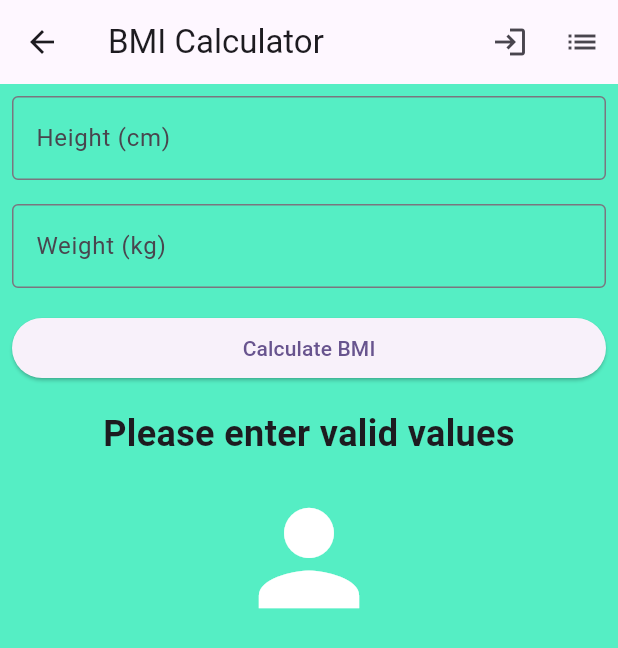
After one commit to SRP02/Belajar_Dicubit, a Flutter app: the BMICalculator screen opened by its route, on a phone screen of 412 x 824 dp. The commit adds this screen. Shown: the top 648 px of the screen. Run offline on Flutter 3.47's test engine with Material 3 defaults, Android fonts, the phone set to English and light mode, and no system bars; our stand-ins replace bloc, flutter_bloc.

Commit message:
Feat:[MAF] kalkulator bmi

```diff
--- /dev/null
+++ b/lib/bmi_cubit/bmi_calculator.dart
@@ -0,0 +1,124 @@
+import 'package:flutter/material.dart';
+
+class BMICalculator extends StatefulWidget {
+  const BMICalculator({super.key});
+
+  @override
+  _BMICalculatorState createState() => _BMICalculatorState();
+}
+
+class _BMICalculatorState extends State<BMICalculator> {
+  final TextEditingController heightController = TextEditingController();
+  final TextEditingController weightController = TextEditingController();
+  String? bmiResult;
+  String? bmiCategory;
+
+  void calculateBMI() {
+    final height = double.tryParse(heightController.text);
+    final weight = double.tryParse(weightController.text);
+
+    if (height != null && weight != null && height > 0 && weight > 0) {
+      double bmi = weight / ((height / 100) * (height / 100));
+      setState(() {
+        bmiResult = 'Your BMI is ${bmi.toStringAsFixed(2)}';
+        bmiCategory = _getBMICategory(bmi);
+      });
+    } else {
+      setState(() {
+        bmiResult = null;
+        bmiCategory = null;
+      });
+    }
+  }
+
+  String _getBMICategory(double bmi) {
+    if (bmi < 18.5) {
+      return 'Underweight';
+    } else if (bmi >= 18.5 && bmi < 24.9) {
+      return 'Normal weight';
+    } else if (bmi >= 25 && bmi < 29.9) {
+      return 'Overweight';
+    } else {
+      return 'Obesity';
+    }
+  }
+
+  @override
+  Widget build(BuildContext context) {
+    return Scaffold(
+      appBar: AppBar(
+        title: const Text('BMI Calculator'),
+        actions: [
+          IconButton(
+            icon: const Icon(Icons.login),
+            onPressed: () {
+              Navigator.pushNamed(context, '/login');
+            },
+          ),
+          IconButton(
+            icon: const Icon(Icons.list),
+            onPressed: () {
+              Navigator.pushNamed(context, '/student_list');
+            },
+          ),
+        ],
+      ),
+      backgroundColor: Color(0xFF55EEC4),
+      body: Padding(
+        padding: const EdgeInsets.all(8.0),
+        child: Column(
+          crossAxisAlignment: CrossAxisAlignment.stretch,
+          children: [
+            TextField(
+              controller: heightController,
+              keyboardType: TextInputType.number,
+              decoration: const InputDecoration(
+                labelText: 'Height (cm)',
+                border: OutlineInputBorder(),
+              ),
+            ),
+            const SizedBox(height: 16),
+            TextField(
+              controller: weightController,
+              keyboardType: TextInputType.number,
+              decoration: const InputDecoration(
+                labelText: 'Weight (kg)',
+                border: OutlineInputBorder(),
+              ),
+            ),
+            const SizedBox(height: 16),
+            ElevatedButton(
+              onPressed: calculateBMI,
+              child: const Text('Calculate BMI'),
+            ),
+            const SizedBox(height: 16),
+            Text(
+              bmiResult ?? 'Please enter valid values',
+              textAlign: TextAlign.center,
+              style: const TextStyle(
+                fontSize: 24,
+                fontWeight: FontWeight.bold,
+              ),
+            ),
+            const SizedBox(height: 16),
+            Icon(
+              Icons.person,
+              size: 100,
+              color: Colors.white,
+            ),
+            const SizedBox(height: 16),
+            Text(
+              bmiCategory ?? '',
+              textAlign: TextAlign.center,
+              style: const TextStyle(
+                fontSize: 20,
+                fontWeight: FontWeight.w500,
+                color: Colors.white,
+              ),
+            ),
+          ],
+        ),
+      ),
+    );
+  }
+}
--- /dev/null
+++ b/lib/bmi_cubit/bmi_cubit.dart
@@ -0,0 +1,14 @@
+import 'package:bloc/bloc.dart';
+
+class BMICubit extends Cubit<double?> {
+  BMICubit() : super(null);
+
+  void calculateBMI(double height, double weight) {
+    if (height > 0 && weight > 0) {
+      double bmi = weight / ((height / 100) * (height / 100));
+      emit(bmi);
+    } else {
+      emit(null); // Reset the state if invalid values are provided
+    }
+  }
+}
--- a/lib/landing_page.dart
+++ b/lib/landing_page.dart
@@ -20,6 +20,18 @@ class LandingPage extends StatelessWidget {
               },
               child: const Text('Kalkulator bangun datar'),
             ),
+            ElevatedButton(
+              onPressed: () {
+                Navigator.pushNamed(context, '/Kalkulator_bangunRuang');
+              },
+              child: const Text('Kalkulator bangun ruang'),
+            ),
+            ElevatedButton(
+              onPressed: () {
+                Navigator.pushNamed(context, '/Kalkulator_bmi');
+              },
+              child: const Text('/Kalkulator BMI'),
+            ),
           ],
         ),
       ),
--- a/lib/main.dart
+++ b/lib/main.dart
@@ -1,6 +1,7 @@
 import 'package:flutter/material.dart';
 import 'package:project_belajar_cubit/bangunRuang_cubit/bangunRuang_cubit.dart';
 import 'package:project_belajar_cubit/bangundatar_cubit/shapeCalculator_cubit.dart';
+import 'package:project_belajar_cubit/bmi_cubit/bmi_calculator.dart';
 import 'package:project_belajar_cubit/landing_page.dart';
 
 void main() {
@@ -24,6 +25,7 @@ class MyApp extends StatelessWidget {
         '/': (context) => const LandingPage(),
         '/shape_calculator': (context) => ShapeCalculatorApp(),
         '/Kalkulator_bangunRuang': (context) => kalkulator_bangun_ruang(),
+        '/Kalkulator_bmi': (context) => BMICalculator(),
       },
     );
   }
```
Also changed, not shown: lib/bmi_cubit/height_input.dart (added, +22 -0 lines), lib/bmi_cubit/weight_input.dart (added, +22 -0 lines), pubspec.lock.
